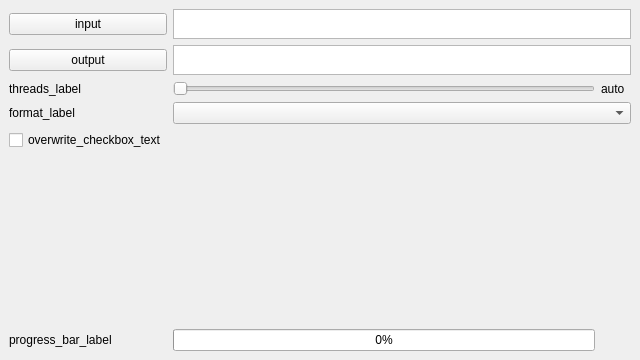
Qt form mainwindow.ui (socket772/mass-audio-converter) before a commit.
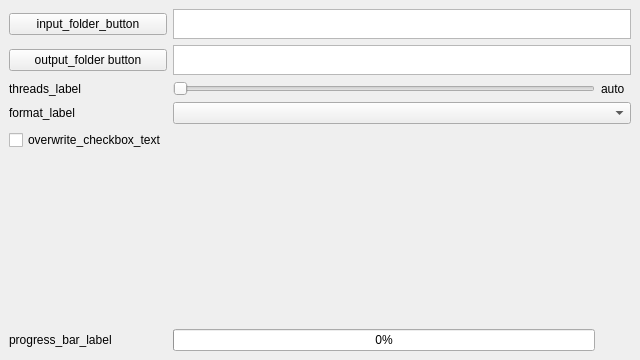
The same form after that commit. Icons and pictures are not drawn.

Commit message: Aggiunte prime traduzioni

Diff of the .ui file:
```diff
--- a/mainwindow.ui
+++ b/mainwindow.ui
@@ -82,7 +82,7 @@
     <item row="2" column="0">
      <widget class="QPushButton" name="outputFilePickerPushButton">
       <property name="text">
-       <string>output</string>
+       <string>output_folder button</string>
       </property>
       <property name="icon">
        <iconset theme="QIcon::ThemeIcon::FolderOpen"/>
@@ -149,7 +149,7 @@
     <item row="1" column="0">
      <widget class="QPushButton" name="inputFilePickerPushButton">
       <property name="text">
-       <string>input</string>
+       <string>input_folder_button</string>
       </property>
       <property name="icon">
        <iconset theme="QIcon::ThemeIcon::FolderOpen"/>
```
Left out of the diff: 2 changed lines with no effect on the pictures. The commit also changes 2 other files.
